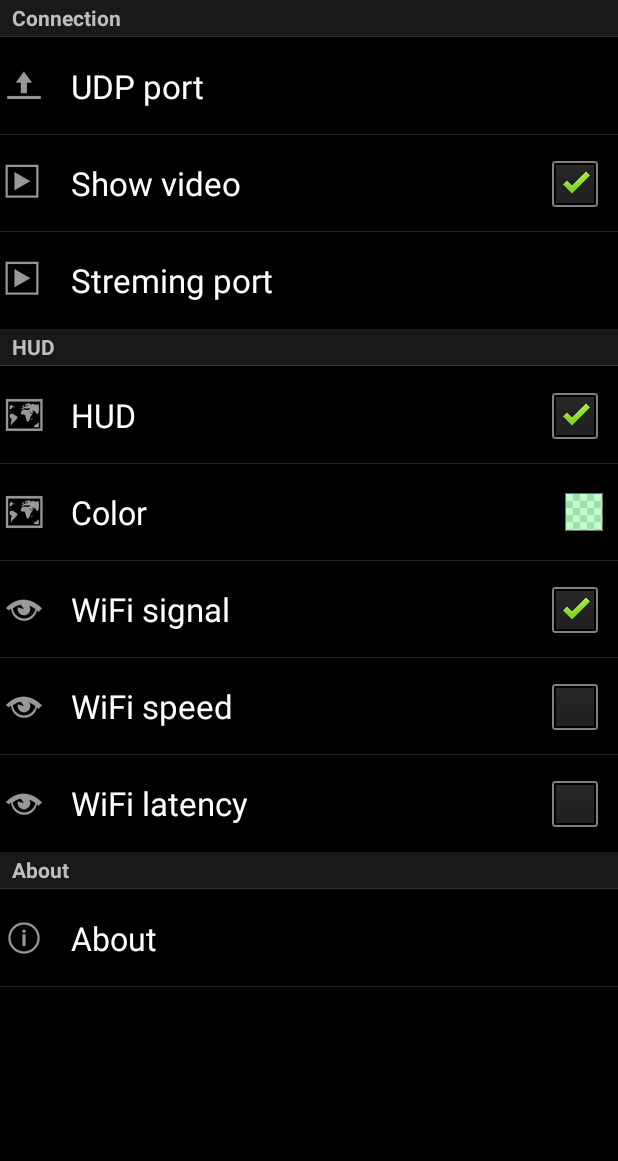
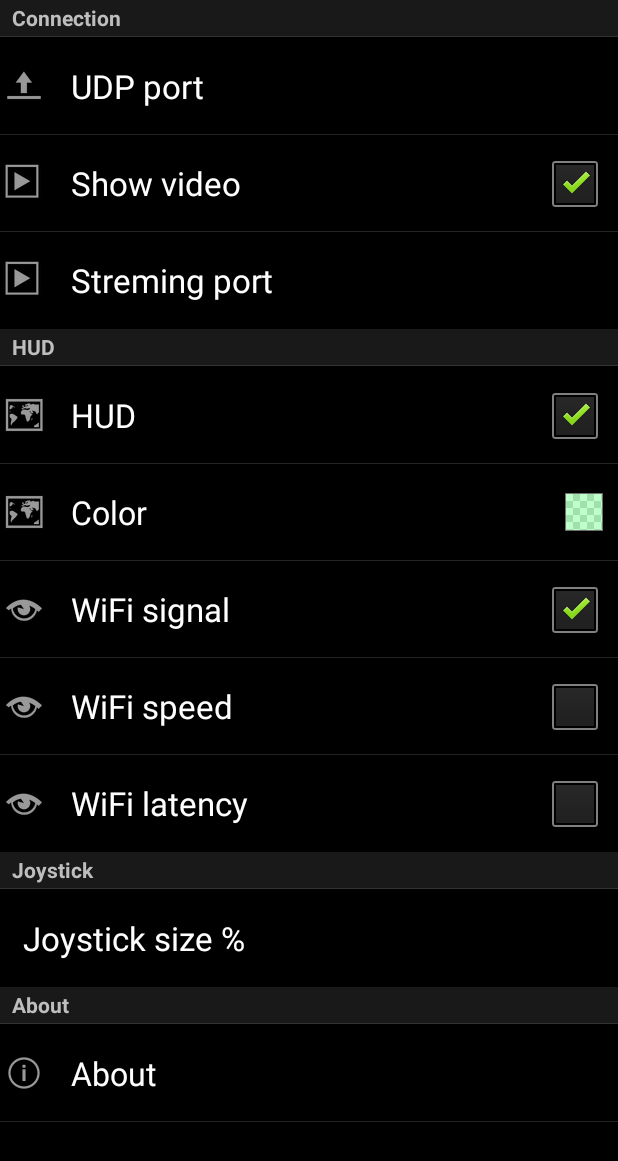
Before and after one commit to wilds/rpicopter-android-controller, an Android app: the SettingsActivity screen opened directly, with no data from a screen before it, on a phone screen of 412 x 824 dp. Shown: the top 1161 px of the screen. Run offline under Robolectric (Android 15) with nearby library versions, the phone set to English and light mode, and no system bars; network calls fail.

Commit message:
Customizable joystick size

```diff
--- a/app/src/main/java/org/wilds/quadcontroller/app/joystick/DualJoystickView.java
+++ b/app/src/main/java/org/wilds/quadcontroller/app/joystick/DualJoystickView.java
@@ -81,6 +81,10 @@ public class DualJoystickView extends LinearLayout {
     protected void onLayout(boolean changed, int l, int t, int r, int b) {
         super.onLayout(changed, l, t, r, b);
         stickR.setTouchOffset(stickR.getLeft(), stickR.getTop());
+        if (changed) {
+            stickL.requestLayout();
+            stickR.requestLayout();
+        }
     }
 
     public void setAutoReturnToCenter(boolean left, boolean right) {
--- a/app/src/main/res/values/strings_activity_settings.xml
+++ b/app/src/main/res/values/strings_activity_settings.xml
@@ -28,5 +28,8 @@
     <string name="pref_wifi_speed_enabled_summary"></string>
     <string name="pref_wifi_latency_enabled_title">WiFi latency</string>
     <string name="pref_wifi_latency_enabled_summary"></string>
+    <string name="pref_joystickratio_category">Joystick</string>
+    <string name="pref_joystickratio_title">Joystick size %</string>
+    <string name="pref_joystickratio_summary"></string>
 
 </resources>
--- a/app/src/main/res/xml/pref_settings.xml
+++ b/app/src/main/res/xml/pref_settings.xml
@@ -81,6 +81,16 @@
                 android:icon="@android:drawable/ic_menu_view"/>
 
         </PreferenceCategory>
+
+        <PreferenceCategory android:title="@string/pref_joystickratio_category">
+            <EditTextPreference
+                android:key="joystick_scale"
+                android:title="@string/pref_joystickratio_title"
+                android:summary="@string/pref_joystickratio_summary"
+                android:defaultValue="100"
+                android:inputType="number"
+                />
+        </PreferenceCategory>
 <!--
         <PreferenceCategory android:title="@string/pref_debug_category" >
             <Preference
```
Also changed, not shown: app/src/main/java/org/wilds/quadcontroller/app/QuadControllerActivity.java (+21 -4 lines), app/src/main/res/layout/dualjoystick.xml (+8 -8 lines).
